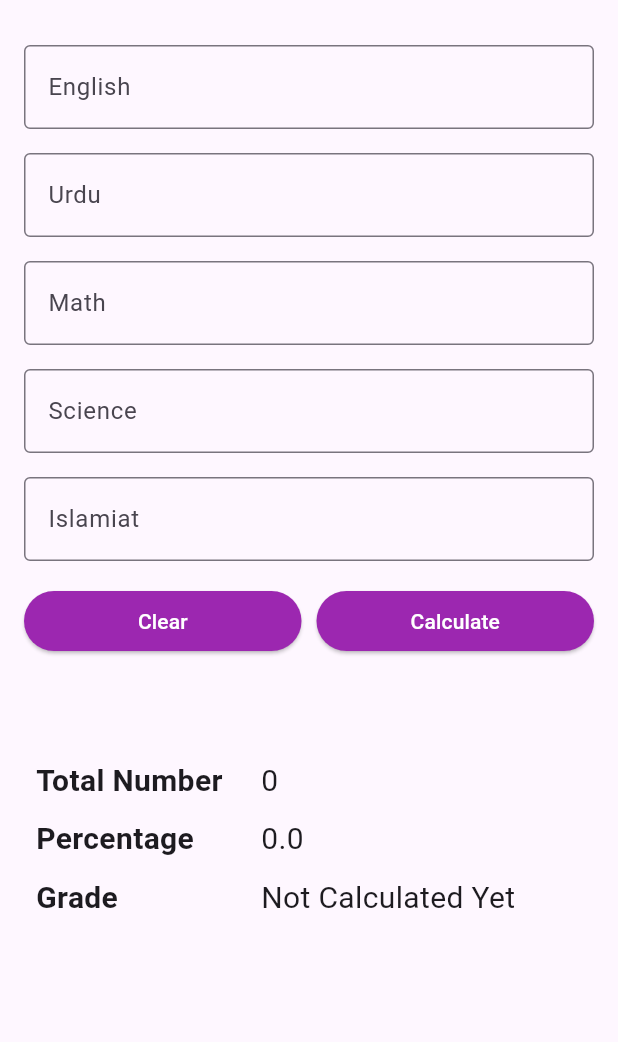
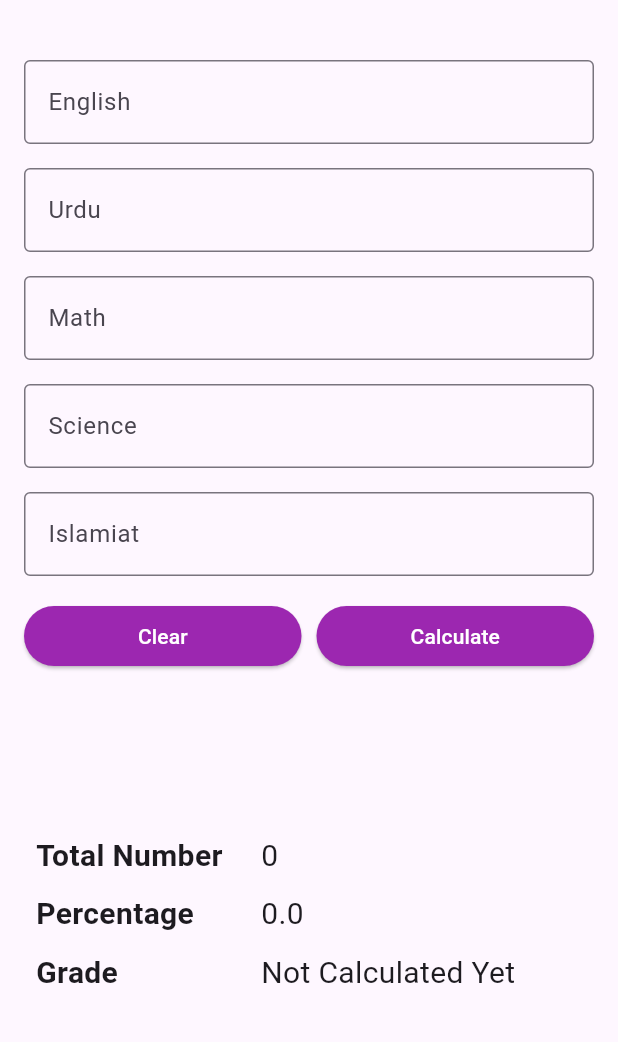
Before and after one commit to Abdullah8bits/Dmc_Calculator, a Flutter app: the screen it shows after launch, on a phone screen of 412 x 824 dp, the part 63-1105 px from its top. Run offline on Flutter 3.47's test engine with Material 3 defaults, Android fonts, the phone set to English and light mode, and no system bars.

```diff
--- a/lib/mainscreen.dart
+++ b/lib/mainscreen.dart
@@ -29,8 +29,12 @@ class _MainScreenState extends State<MainScreen> {
         padding: const EdgeInsets.all(16.0),
         child: Form(
           key: formKey,
-          child: ListView(
+          child: SingleChildScrollView(
+            child: Column(
               children: [
+                SizedBox(
+                  height: 10,
+                ),
                 TextFormField(
                   keyboardType: TextInputType.number,
                   decoration: const InputDecoration(
@@ -207,7 +211,7 @@ class _MainScreenState extends State<MainScreen> {
                   ],
                 ),
                 const SizedBox(
-                height: 60,
+                  height: 100,
                 ),
                 Padding(
                   padding: const EdgeInsets.all(8.0),
@@ -274,6 +278,7 @@ class _MainScreenState extends State<MainScreen> {
             ),
           ),
         ),
+      ),
     );
   }
 }
```
Lines whose indentation alone changed are shown as unchanged.
